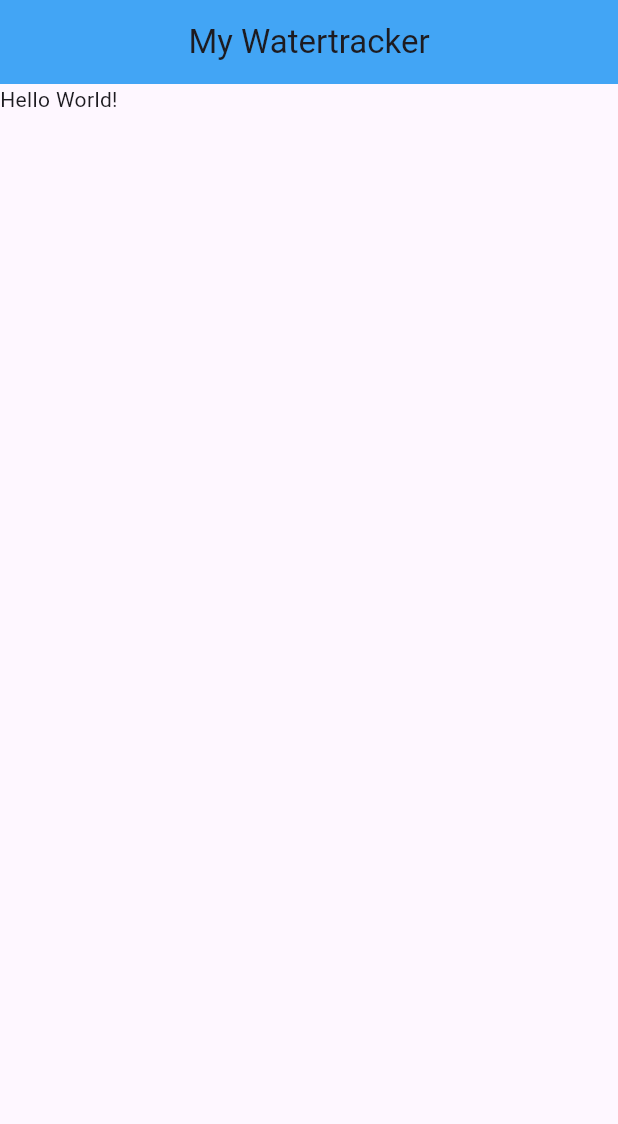
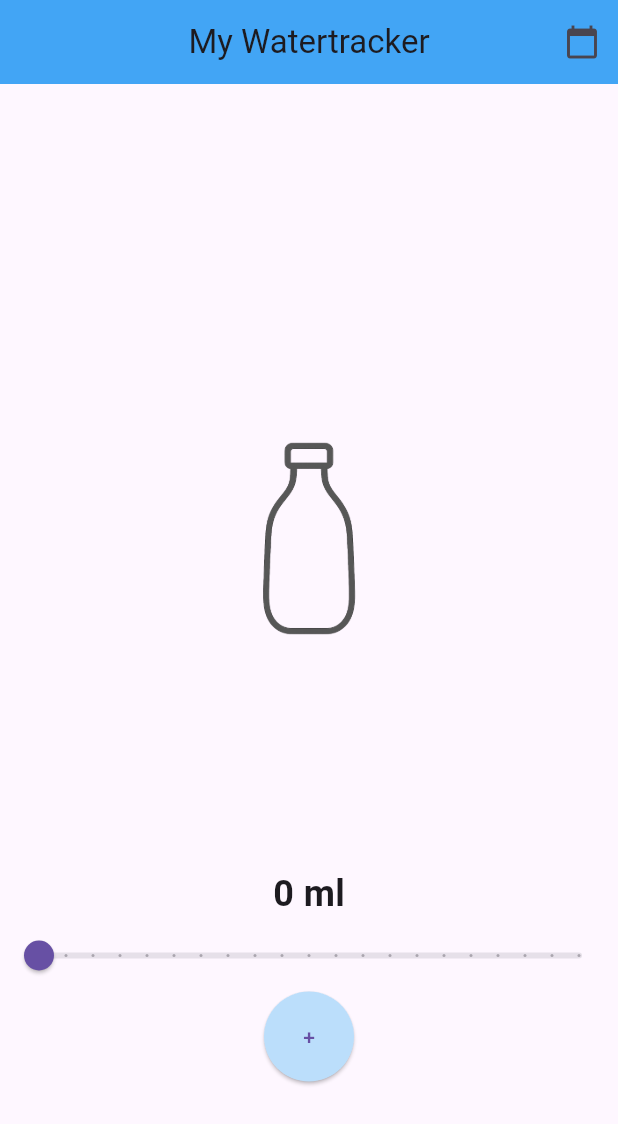
Before and after one commit to kruegerm97/watertracker, a Flutter app: the screen it shows after launch, on a phone screen of 412 x 824 dp. Shown: the top 1124 px of the screen. Run offline on Flutter 3.47's test engine with Material 3 defaults, Android fonts, the phone set to English and light mode, and no system bars; our stand-ins replace table_calendar.

Commit message:
add calendar; add bottle and slider on home; water bugged

```diff
--- a/lib/home.dart
+++ b/lib/home.dart
@@ -1,7 +1,28 @@
 import 'package:flutter/material.dart';
+import 'package:watertracker/calendar.dart';
 
-class Home extends StatelessWidget {
+class Home extends StatefulWidget {
   const Home({super.key});
+
+  @override
+  State<Home> createState() => _HomeState();
+}
+
+class _HomeState extends State<Home> {
+  double _sliderValue = 0;
+  double _currentValue = 0;
+  final double _maxValue = 3000;
+
+  void _addWater() {
+    setState(() {
+      _currentValue += _sliderValue;
+      if (_currentValue > _maxValue) {
+        _currentValue = _maxValue; // Cap the value at max
+      }
+    });
+  }
+
+  double get _fillPercent => _currentValue / _maxValue;
 
   @override
   Widget build(BuildContext context) {
@@ -10,8 +31,78 @@ class Home extends StatelessWidget {
         title: Text('My Watertracker'),
         backgroundColor: Colors.blue[400],
         centerTitle: true,
+        actions: [
+          IconButton(
+            icon: Icon(Icons.calendar_today),
+            onPressed: () {
+              Navigator.push(context, MaterialPageRoute(
+                builder: (context) => Calendar(),
+              ));
+            },
+          ),
+        ],
       ),
-      body: Text('Hello World!'),
+      body: Center(
+        child: Column(
+          mainAxisAlignment: MainAxisAlignment.center,
+          children: [
+            Stack(
+              alignment: Alignment.bottomCenter,
+              children: [
+                ShaderMask(
+                  shaderCallback: (Rect bounds) {
+                    return ImageShader(
+                      AssetImage('assets/images/bottle.png').resolve(ImageConfiguration()),
+                      TileMode.clamp,
+                      TileMode.clamp,
+                      Matrix4.identity().storage,
+                    );
+                  },
+                  blendMode: BlendMode.srcATop,
+                  child: Container(
+                    width: 150,
+                    height: 400 * (_currentValue / _maxValue),
+                    color: Colors.blue[100],
+                  ),
+                ),
+                Image.asset(
+                  'assets/images/bottle.png',
+                  width: 150,
+                  height: 400,
+                )
+              ],
+            ),
+            SizedBox(height: 20),
+            Text(
+              '${_sliderValue.round()} ml',
+              style: TextStyle(
+                fontSize: 24,
+                fontWeight: FontWeight.bold,
+              ),
+            ),
+            Slider(
+              value: _sliderValue,
+              min: 0,
+              max: 1000,
+              divisions: 20,
+              label: '${_sliderValue.round()} ml',
+              onChanged: (double value) {
+                setState(() {
+                  _sliderValue = value;
+                });
+              },
+            ),
+            ElevatedButton(
+              onPressed: _addWater,
+              style: ElevatedButton.styleFrom(
+                shape: CircleBorder(), backgroundColor: Colors.blue[100],
+                padding: EdgeInsets.all(20),
+              ),
+              child: Text('+'),
+            )
+          ]
+        )
+      )
     );
   }
 }
--- a/pubspec.yaml
+++ b/pubspec.yaml
@@ -30,6 +30,7 @@ environment:
 dependencies:
   flutter:
     sdk: flutter
+  table_calendar: ^3.2.0
 
   # The following adds the Cupertino Icons font to your application.
   # Use with the CupertinoIcons class for iOS style icons.
@@ -61,6 +62,9 @@ flutter:
   # assets:
   #   - images/a_dot_burr.jpeg
   #   - images/a_dot_ham.jpeg
+  assets:
+    - assets/images/bottle.png
+    - assets/images/glass.png
 
   # An image asset can refer to one or more resolution-specific "variants", see
   # https://flutter.dev/to/resolution-aware-images
```
Also changed, not shown: lib/calendar.dart (added, +42 -0 lines), lib/deletes.txt (added, +19 -0 lines), lib/main.dart (+28 -0 lines), assets/images/bottle.png (added), assets/images/glass.png (added), pubspec.lock.
